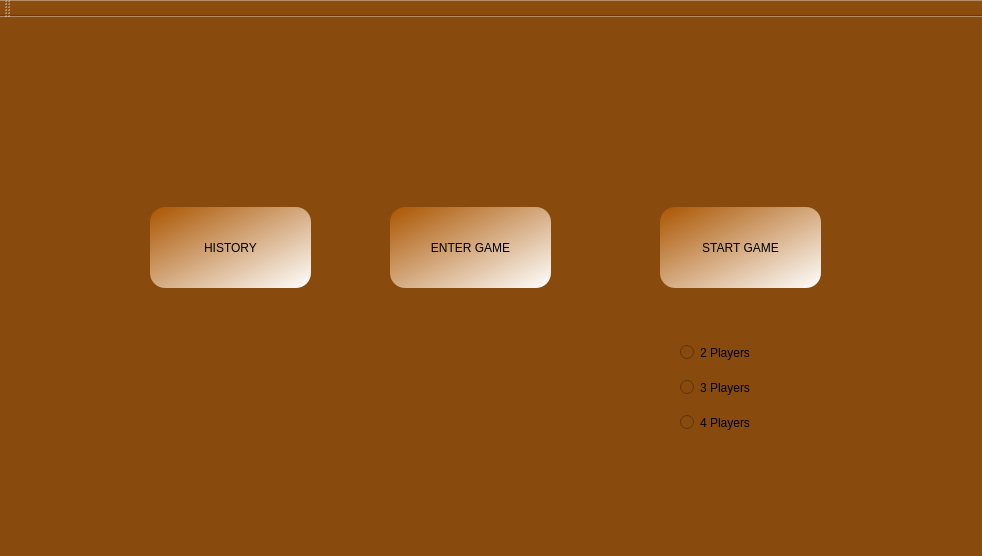
The window that ProjectModernCpp/Client/Meniu.ui (BogdanDeaconu/ProjectModernCpp) describes before a commit, drawn with Qt 5.
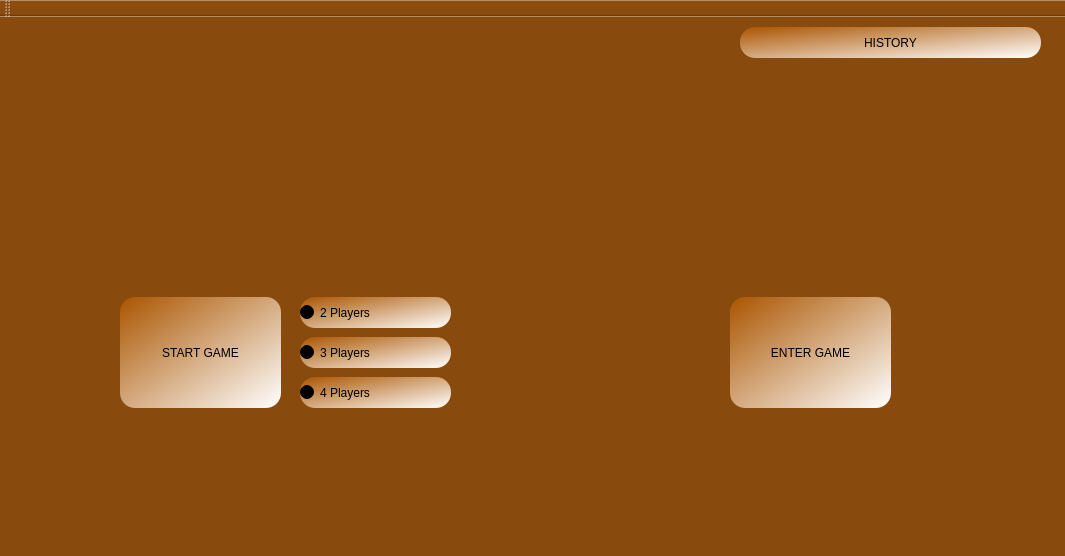
The same window after the commit. Icons and pictures are not drawn.

What changed in the file:
```diff
--- a/ProjectModernCpp/Client/Meniu.ui
+++ b/ProjectModernCpp/Client/Meniu.ui
@@ -6,7 +6,7 @@
    <rect>
     <x>0</x>
     <y>0</y>
-    <width>982</width>
+    <width>1065</width>
     <height>556</height>
    </rect>
   </property>
@@ -21,10 +21,10 @@
    <widget class="QPushButton" name="EnterGameButton">
     <property name="geometry">
      <rect>
-      <x>390</x>
-      <y>190</y>
+      <x>730</x>
+      <y>280</y>
       <width>161</width>
-      <height>81</height>
+      <height>111</height>
      </rect>
     </property>
     <property name="styleSheet">
@@ -35,31 +35,13 @@
      <string>ENTER GAME</string>
     </property>
    </widget>
-   <widget class="QPushButton" name="StartGameButton">
-    <property name="geometry">
-     <rect>
-      <x>660</x>
-      <y>190</y>
-      <width>161</width>
-      <height>81</height>
-     </rect>
-    </property>
-    <property name="styleSheet">
-     <string notr="true">
-background-color: qlineargradient(spread:pad, x1:0, y1:0, x2:1, y2:1, stop:0 rgba(170, 85, 0, 255), stop:1 rgba(255, 255, 255, 255));
-border-radius: 15px</string>
-    </property>
-    <property name="text">
-     <string>START GAME</string>
-    </property>
-   </widget>
    <widget class="QPushButton" name="HistoryButton">
     <property name="geometry">
      <rect>
-      <x>150</x>
-      <y>190</y>
-      <width>161</width>
-      <height>81</height>
+      <x>740</x>
+      <y>10</y>
+      <width>301</width>
+      <height>31</height>
      </rect>
     </property>
     <property name="styleSheet">
@@ -73,8 +55,8 @@
    <widget class="QFrame" name="frame">
     <property name="geometry">
      <rect>
-      <x>210</x>
-      <y>20</y>
+      <x>250</x>
+      <y>60</y>
       <width>591</width>
       <height>111</height>
      </rect>
@@ -90,15 +72,37 @@
      <enum>QFrame::Raised</enum>
     </property>
    </widget>
+   <widget class="QPushButton" name="StartGameButton">
+    <property name="geometry">
+     <rect>
+      <x>120</x>
+      <y>280</y>
+      <width>161</width>
+      <height>111</height>
+     </rect>
+    </property>
+    <property name="styleSheet">
+     <string notr="true">
+background-color: qlineargradient(spread:pad, x1:0, y1:0, x2:1, y2:1, stop:0 rgba(170, 85, 0, 255), stop:1 rgba(255, 255, 255, 255));
+border-radius: 15px</string>
+    </property>
+    <property name="text">
+     <string>START GAME</string>
+    </property>
+   </widget>
    <widget class="QRadioButton" name="radioButton">
     <property name="geometry">
      <rect>
-      <x>680</x>
-      <y>320</y>
-      <width>141</width>
+      <x>300</x>
+      <y>280</y>
+      <width>151</width>
       <height>31</height>
      </rect>
     </property>
+    <property name="styleSheet">
+     <string notr="true">background-color: qlineargradient(spread:pad, x1:0, y1:0, x2:1, y2:1, stop:0 rgba(170, 85, 0, 255), stop:1 rgba(255, 255, 255, 255));
+border-radius: 15px</string>
+    </property>
     <property name="text">
      <string>2 Players</string>
     </property>
@@ -106,12 +110,16 @@
    <widget class="QRadioButton" name="radioButton_2">
     <property name="geometry">
      <rect>
-      <x>680</x>
-      <y>360</y>
-      <width>141</width>
-      <height>21</height>
+      <x>300</x>
+      <y>320</y>
+      <width>151</width>
+      <height>31</height>
      </rect>
     </property>
+    <property name="styleSheet">
+     <string notr="true">background-color: qlineargradient(spread:pad, x1:0, y1:0, x2:1, y2:1, stop:0 rgba(170, 85, 0, 255), stop:1 rgba(255, 255, 255, 255));
+border-radius: 15px</string>
+    </property>
     <property name="text">
      <string>3 Players</string>
     </property>
@@ -119,12 +127,16 @@
    <widget class="QRadioButton" name="radioButton_3">
     <property name="geometry">
      <rect>
-      <x>680</x>
-      <y>390</y>
+      <x>300</x>
+      <y>360</y>
       <width>151</width>
       <height>31</height>
      </rect>
     </property>
+    <property name="styleSheet">
+     <string notr="true">background-color: qlineargradient(spread:pad, x1:0, y1:0, x2:1, y2:1, stop:0 rgba(170, 85, 0, 255), stop:1 rgba(255, 255, 255, 255));
+border-radius: 15px</string>
+    </property>
     <property name="text">
      <string>4 Players</string>
     </property>
```
Left out of the diff: 2 changed lines with no effect on the pictures.
